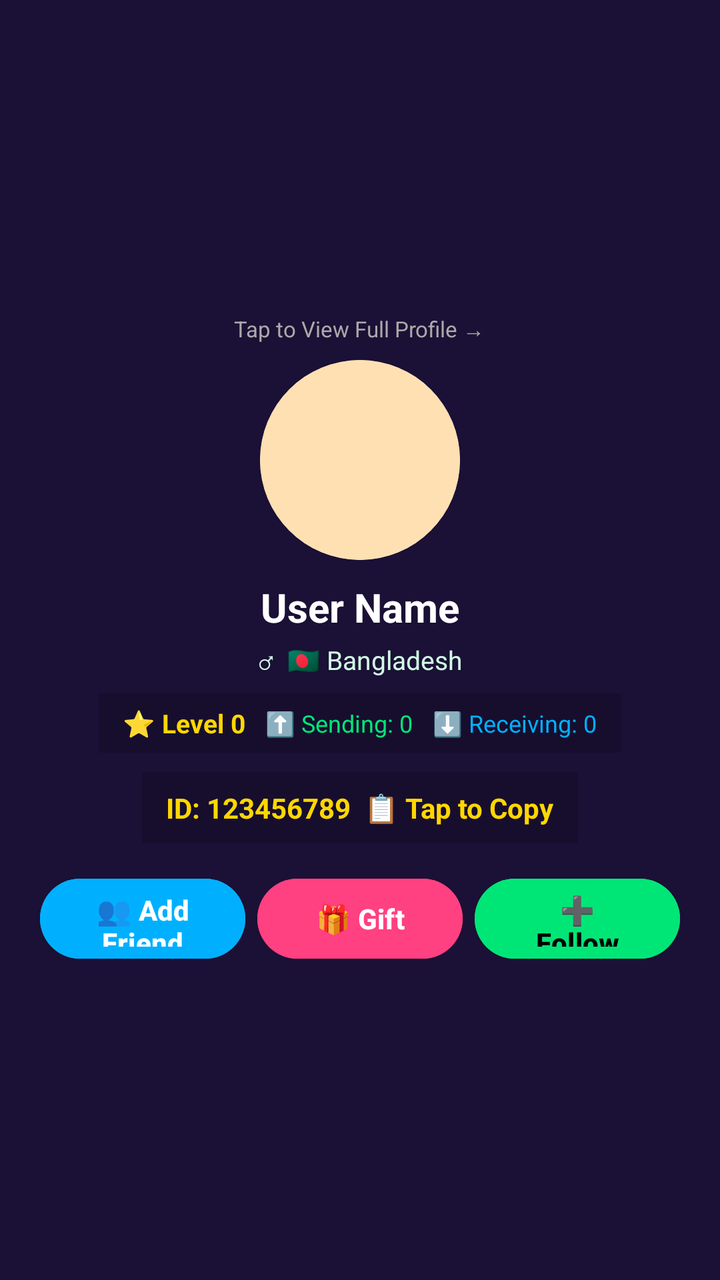
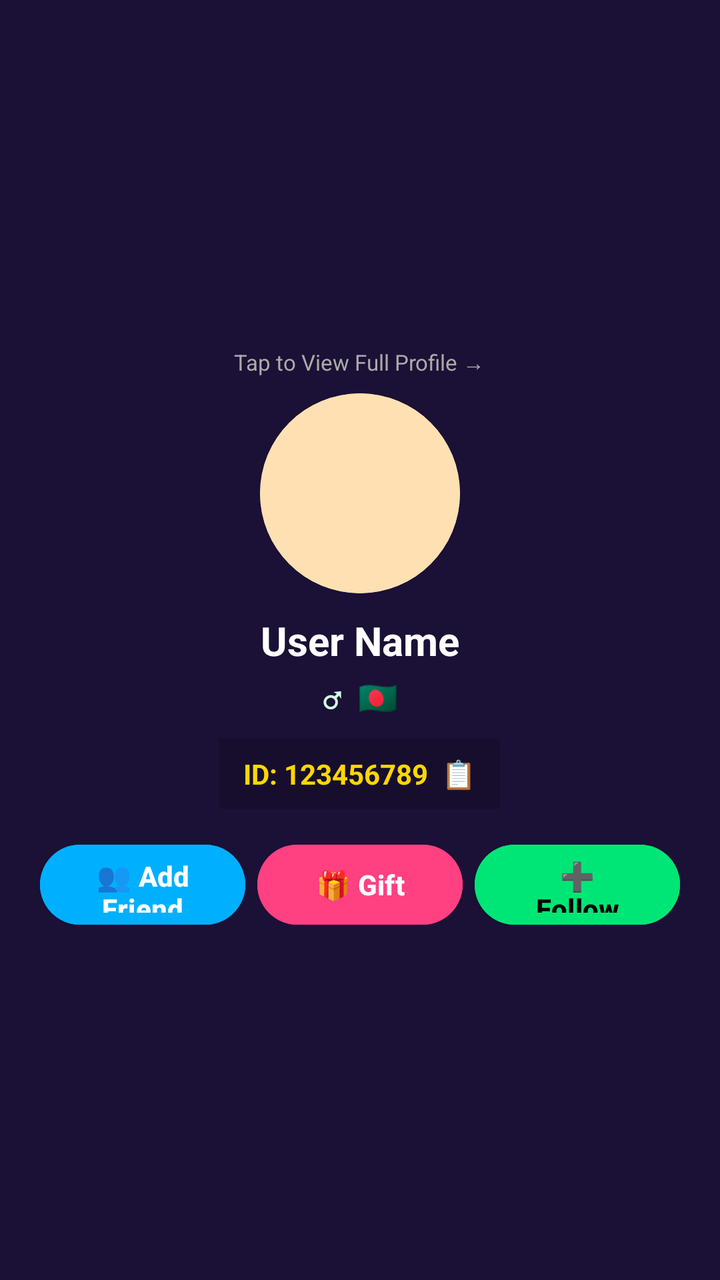

Screens rendered from an Android XML layout before and after an edit, with the pre-edit source and the edit as a unified diff.
<!-- AndroidManifest.xml: application theme Theme.SRVoiceChat -->
<!-- res/layout/dialog_mini_profile.xml -->
<?xml version="1.0" encoding="utf-8"?>
<LinearLayout xmlns:android="http://schemas.android.com/apk/res/android"
    android:id="@+id/layoutMiniRoot"
    android:layout_width="match_parent"
    android:layout_height="wrap_content"
    android:orientation="vertical"
    android:background="#1B1035"
    android:padding="20dp"
    android:gravity="center">

    <TextView
        android:layout_width="wrap_content"
        android:layout_height="wrap_content"
        android:text="Tap to View Full Profile →"
        android:textColor="#AAAAAA"
        android:textSize="11sp"
        android:paddingBottom="8dp" />

    <androidx.cardview.widget.CardView
        xmlns:app="http://schemas.android.com/apk/res-auto"
        android:layout_width="100dp"
        android:layout_height="100dp"
        app:cardCornerRadius="50dp"
        app:cardElevation="0dp"
        android:layout_marginBottom="10dp">
        <ImageView
            android:id="@+id/imgMiniPhoto"
            android:layout_width="match_parent"
            android:layout_height="match_parent"
            android:scaleType="centerCrop"
            android:background="#FFE0B2" />
    </androidx.cardview.widget.CardView>

    <TextView
        android:id="@+id/txtMiniName"
        android:layout_width="wrap_content"
        android:layout_height="wrap_content"
        android:text="User Name"
        android:textColor="#FFFFFF"
        android:textSize="20sp"
        android:textStyle="bold" />

    <TextView
        android:id="@+id/txtMiniGenderCountry"
        android:layout_width="wrap_content"
        android:layout_height="wrap_content"
        android:text="♂  🇧🇩 Bangladesh"
        android:textColor="#D1FAE5"
        android:textSize="13sp"
        android:layout_marginTop="4dp" />

    <LinearLayout
        android:layout_width="wrap_content"
        android:layout_height="wrap_content"
        android:orientation="horizontal"
        android:gravity="center"
        android:background="#22000000"
        android:paddingHorizontal="12dp"
        android:paddingVertical="6dp"
        android:layout_marginTop="8dp">
        <TextView
            android:id="@+id/txtMiniLevel"
            android:layout_width="wrap_content"
            android:layout_height="wrap_content"
            android:text="⭐ Level 0"
            android:textColor="#FFD700"
            android:textSize="13sp"
            android:textStyle="bold"
            android:layout_marginEnd="10dp" />
        <TextView
            android:id="@+id/txtMiniSending"
            android:layout_width="wrap_content"
            android:layout_height="wrap_content"
            android:text="⬆️ Sending: 0"
            android:textColor="#00E676"
            android:textSize="12sp"
            android:layout_marginEnd="10dp" />
        <TextView
            android:id="@+id/txtMiniReceiving"
            android:layout_width="wrap_content"
            android:layout_height="wrap_content"
            android:text="⬇️ Receiving: 0"
            android:textColor="#00B0FF"
            android:textSize="12sp" />
    </LinearLayout>

    <TextView
        android:id="@+id/txtMiniId"
        android:layout_width="wrap_content"
        android:layout_height="wrap_content"
        android:text="ID: 123456789  📋 Tap to Copy"
        android:textColor="#FFD700"
        android:textSize="14sp"
        android:textStyle="bold"
        android:background="#22000000"
        android:paddingHorizontal="12dp"
        android:paddingVertical="8dp"
        android:layout_marginTop="10dp" />

    <LinearLayout
        android:id="@+id/layoutMiniAgency"
        android:layout_width="match_parent"
        android:layout_height="wrap_content"
        android:orientation="horizontal"
        android:background="#22000000"
        android:padding="10dp"
        android:layout_marginTop="10dp"
        android:visibility="gone">
        <TextView
            android:layout_width="0dp"
            android:layout_height="wrap_content"
            android:layout_weight="1"
            android:text="🏢 Agency"
            android:textColor="#FFFFFF"
            android:textSize="14sp" />
        <TextView
            android:id="@+id/txtMiniAgency"
            android:layout_width="wrap_content"
            android:layout_height="wrap_content"
            android:text=""
            android:textColor="#FFD700"
            android:textSize="14sp"
            android:textStyle="bold" />
    </LinearLayout>

    <LinearLayout
        android:id="@+id/layoutMiniHost"
        android:layout_width="match_parent"
        android:layout_height="wrap_content"
        android:orientation="horizontal"
        android:background="#22000000"
        android:padding="10dp"
        android:layout_marginTop="8dp"
        android:visibility="gone">
        <TextView
            android:layout_width="0dp"
            android:layout_height="wrap_content"
            android:layout_weight="1"
            android:text="🎙️ Host"
            android:textColor="#FFFFFF"
            android:textSize="14sp" />
        <TextView
            android:id="@+id/txtMiniHost"
            android:layout_width="wrap_content"
            android:layout_height="wrap_content"
            android:text=""
            android:textColor="#FFD700"
            android:textSize="14sp"
            android:textStyle="bold" />
    </LinearLayout>

    <LinearLayout
        android:layout_width="match_parent"
        android:layout_height="wrap_content"
        android:orientation="horizontal"
        android:gravity="center"
        android:layout_marginTop="14dp">
        <Button
            android:id="@+id/btnMiniAddLeft"
            android:layout_width="0dp"
            android:layout_height="48dp"
            android:layout_weight="1"
            android:text="👥 Add Friend"
            android:textColor="#FFFFFF"
            android:textStyle="bold"
            android:backgroundTint="#00B0FF"
            android:layout_marginEnd="6dp" />
        <Button
            android:id="@+id/btnMiniGift"
            android:layout_width="0dp"
            android:layout_height="48dp"
            android:layout_weight="1"
            android:text="🎁 Gift"
            android:textColor="#FFFFFF"
            android:textStyle="bold"
            android:backgroundTint="#FF4081"
            android:layout_marginEnd="6dp" />
        <Button
            android:id="@+id/btnMiniFollowRight"
            android:layout_width="0dp"
            android:layout_height="48dp"
            android:layout_weight="1"
            android:text="➕ Follow"
            android:textColor="#000000"
            android:textStyle="bold"
            android:backgroundTint="#00E676" />
    </LinearLayout>
</LinearLayout>
<!-- resources referenced by this layout -->
<resources>
  <style name="Theme.SRVoiceChat" parent="Theme.Material3.DayNight.NoActionBar">
          <item name="colorPrimary">#FF4081</item>
          <item name="android:statusBarColor">#FF4081</item>
          <item name="android:windowLightStatusBar">true</item>
      </style>
</resources>

<!-- the commit's change to res/layout/dialog_mini_profile.xml (unified diff, before → after) -->
@@ -44,12 +44,15 @@
         android:id="@+id/txtMiniGenderCountry"
         android:layout_width="wrap_content"
         android:layout_height="wrap_content"
-        android:text="♂  🇧🇩 Bangladesh"
+        android:text="♂  🇧🇩"
         android:textColor="#D1FAE5"
-        android:textSize="13sp"
+        android:textSize="16sp"
+        android:textStyle="bold"
         android:layout_marginTop="4dp" />
 
+    
     <LinearLayout
+        android:id="@+id/layoutMiniStats"
         android:layout_width="wrap_content"
         android:layout_height="wrap_content"
         android:orientation="horizontal"
@@ -57,7 +60,8 @@
         android:background="#22000000"
         android:paddingHorizontal="12dp"
         android:paddingVertical="6dp"
-        android:layout_marginTop="8dp">
+        android:layout_marginTop="8dp"
+        android:visibility="gone">
         <TextView
             android:id="@+id/txtMiniLevel"
             android:layout_width="wrap_content"
@@ -88,7 +92,7 @@
         android:id="@+id/txtMiniId"
         android:layout_width="wrap_content"
         android:layout_height="wrap_content"
-        android:text="ID: 123456789  📋 Tap to Copy"
+        android:text="ID: 123456789  📋"
         android:textColor="#FFD700"
         android:textSize="14sp"
         android:textStyle="bold"
